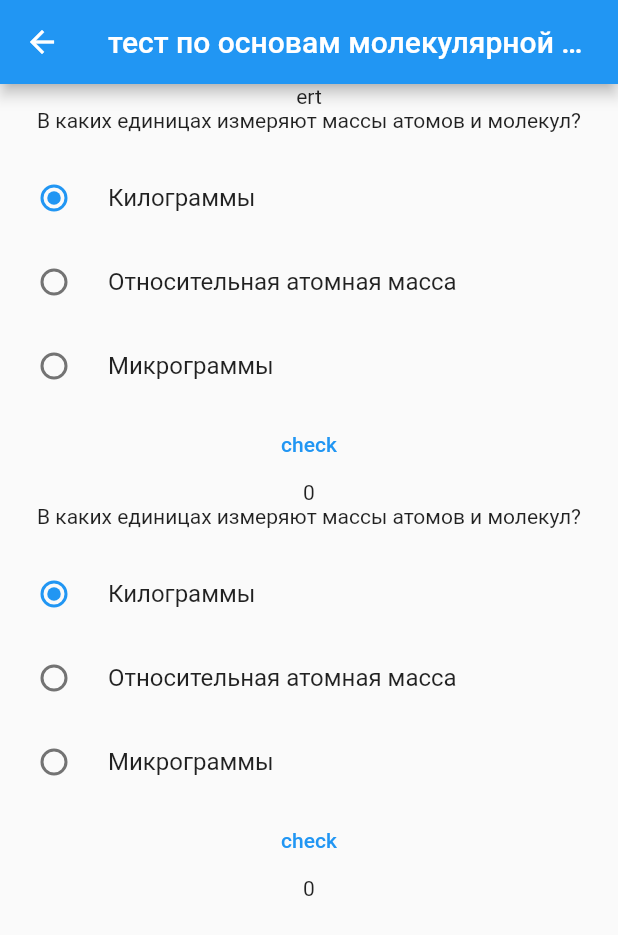
After one commit to EgorBatyuk/Course, a Flutter app: the Test screen opened by its route, on a phone screen of 412 x 824 dp. The commit adds this screen. Shown: the top 935 px of the screen. Run offline on Flutter 3.47's test engine with Material 2 defaults, Android fonts, the phone set to English and light mode, and no system bars.

Commit message:
Немного рабочих тестов

```diff
--- a/lib/main.dart
+++ b/lib/main.dart
@@ -2,8 +2,9 @@ import 'package:course/pages/molecular_physics.dart';
 import 'package:flutter/material.dart';
 
 import 'package:course/pages/formuls_main.dart';
-import 'package:course/pages/ten.dart';
+
 import 'package:course/pages/home.dart';
+import 'package:course/pages/test.dart';
 import 'package:course/pages/thermodynamic.dart';
 
 void main() => runApp(MaterialApp(
@@ -16,5 +17,6 @@ void main() => runApp(MaterialApp(
     '/formuls_10': (context) => Formuls(),
     '/molecular_physics': (context) => Molecular(),
     '/thermodynamics': (context) => Thermodynamics(),
+    '/test': (context) => Test(),
   },
 ));
--- a/lib/pages/home.dart
+++ b/lib/pages/home.dart
@@ -35,6 +35,8 @@ class _TenState extends State<Ten> {
                     child: Text('Основы молекулярно-кинетической теории')),
 
                 ElevatedButton(onPressed: () {Navigator.pushNamed(context, '/thermodynamics');}, child: Text('Основы термодинамики')),
+
+                ElevatedButton(onPressed: () {Navigator.pushNamed(context, '/test');}, child: Text('Тест')),
               ],
             ),
 
--- /dev/null
+++ b/lib/pages/test.dart
@@ -0,0 +1,166 @@
+import 'package:course/pages/molecular_physics.dart';
+import 'package:flutter/cupertino.dart';
+import 'package:flutter/material.dart';
+
+enum Qaz { q, a, e}
+enum Qaz1 { q, a}
+
+int count = 0;
+
+  class First extends StatefulWidget {
+  const First({Key? key}) : super(key: key);
+
+  @override
+  State<First> createState() => _FirstState();
+}
+
+class _FirstState extends State<First> {
+
+  static String _title = 'ert';
+  //String counter = (count) as String;
+  Qaz _qaz = Qaz.q;
+
+  void _myFunction() {
+    if (_qaz == Qaz.a){count+=1;};
+  }
+
+  @override
+  Widget build(BuildContext context) {
+    return Column(
+      children: [
+
+        Text(_title),
+
+        Text('В каких единицах измеряют массы атомов и молекул?\n', textAlign: TextAlign.justify,),
+
+        RadioListTile(
+          title: const Text('Килограммы'),
+          value: Qaz.q,
+          groupValue: _qaz,
+          onChanged: (Qaz? value) {
+            setState(() {
+              _qaz = value!;
+            });
+          },
+        ),
+        RadioListTile<Qaz>(
+          title: const Text('Относительная атомная масса'),
+          value: Qaz.a,
+          groupValue: _qaz,
+          onChanged: (Qaz? value) {
+            setState(() {
+              _qaz = value!;
+            });
+          },
+        ),
+        RadioListTile(
+          title: const Text('Микрограммы'),
+          value: Qaz.e,
+          groupValue: _qaz,
+          onChanged: (Qaz? value) {
+            setState(() {
+              _qaz = value!;
+            });
+          },
+        ),
+
+        TextButton(
+          onPressed: _myFunction, child: Text('check'),),
+        Text('$count'),
+      ],
+    );
+  }
+}
+
+
+class Second extends StatefulWidget {
+  const Second({Key? key}) : super(key: key);
+
+  @override
+  State<Second> createState() => _SecondState();
+}
+
+class _SecondState extends State<Second> {
+
+  Qaz _qaz = Qaz.q;
+
+  void _myFunction() {
+    if (_qaz == Qaz.a){count+=1;};
+  }
+  @override
+  Widget build(BuildContext context) {
+    return Column(
+      children: [
+
+        Text('В каких единицах измеряют массы атомов и молекул?\n', textAlign: TextAlign.justify,),
+
+        RadioListTile(
+          title: const Text('Килограммы'),
+          value: Qaz.q,
+          groupValue: _qaz,
+          onChanged: (Qaz? value) {
+            setState(() {
+              _qaz = value!;
+            });
+          },
+        ),
+        RadioListTile<Qaz>(
+          title: const Text('Относительная атомная масса'),
+          value: Qaz.a,
+          groupValue: _qaz,
+          onChanged: (Qaz? value) {
+            setState(() {
+              _qaz = value!;
+            });
+          },
+        ),
+        RadioListTile(
+          title: const Text('Микрограммы'),
+          value: Qaz.e,
+          groupValue: _qaz,
+          onChanged: (Qaz? value) {
+            setState(() {
+              _qaz = value!;
+            });
+          },
+        ),
+
+        TextButton(
+          onPressed: _myFunction, child: Text('check'),),
+        Text('$count'),
+      ],
+    );
+  }
+}
+
+
+
+
+
+class Test extends StatefulWidget {
+  const Test({Key? key}) : super(key: key);
+
+  @override
+  State<Test> createState() => _TestState();
+}
+
+class _TestState extends State<Test> {
+
+
+
+  @override
+  Widget build(BuildContext context) {
+    return Scaffold(
+      appBar: AppBar(title: const Text('тест по основам молекулярной физике'),),
+
+      body: Column(
+        children: [
+          First(),
+
+          Second(),
+
+        ],
+      ),
+    );
+  }
+}
```
